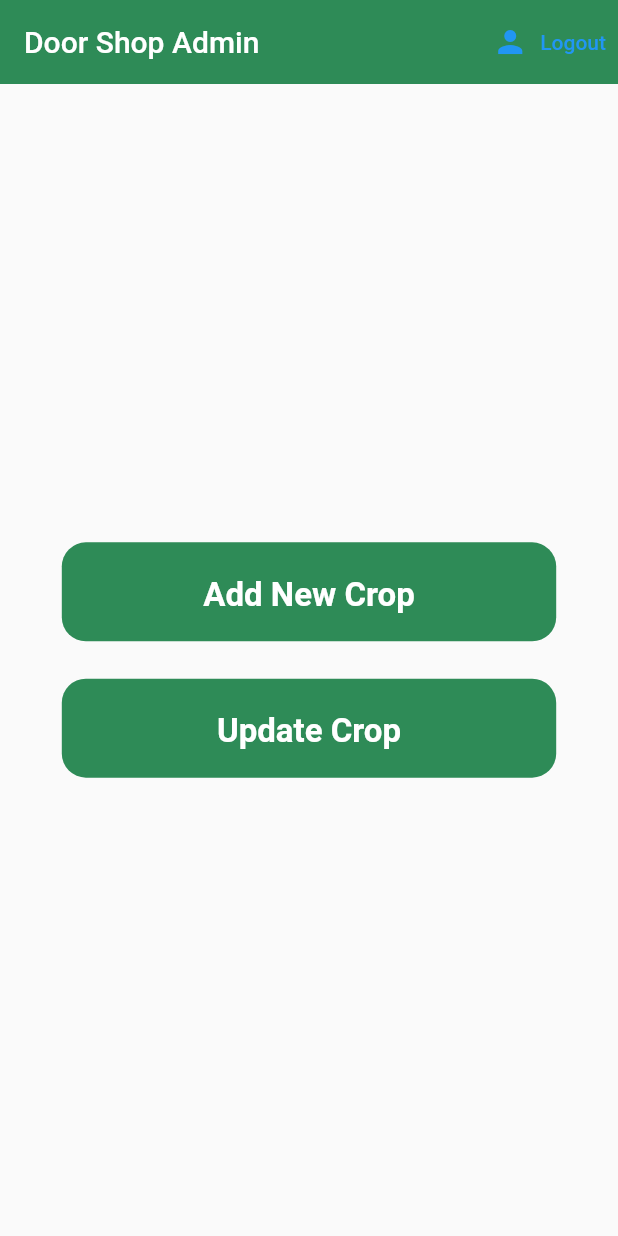
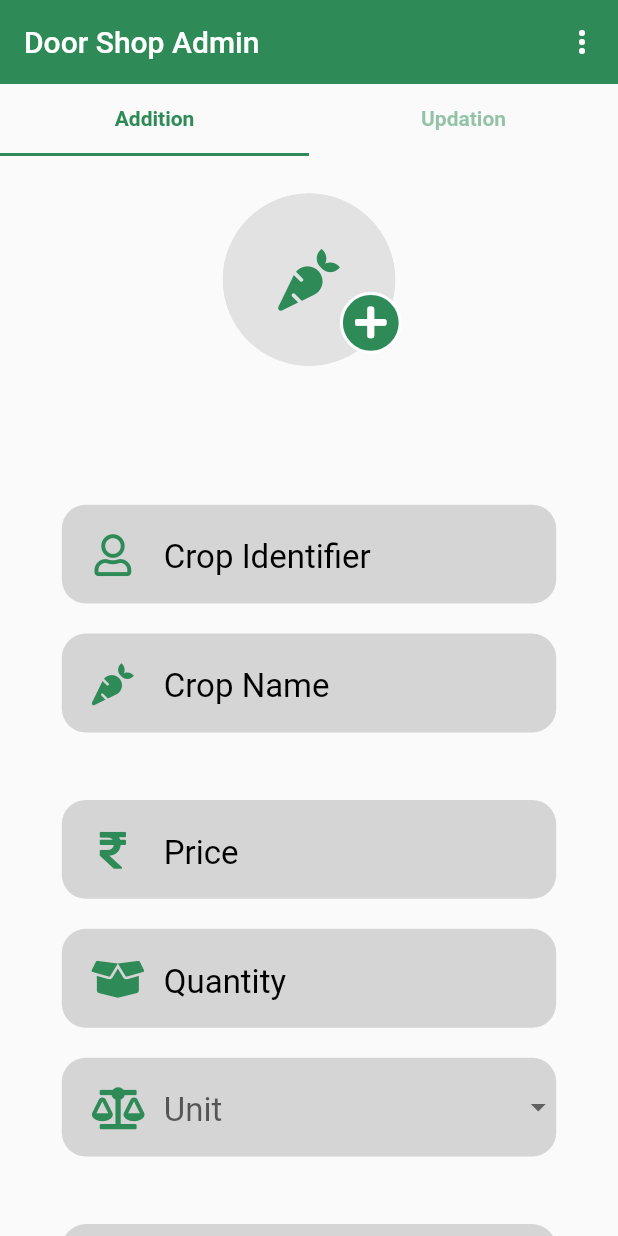
Before and after one commit to divy2209/door_shop_admin, a Flutter app: the screen it shows once a user with an empty profile is signed in, on a phone screen of 412 x 824 dp. Run offline on Flutter 3.47's test engine with Material 2 defaults, Android fonts, the phone set to English and light mode, and no system bars; our stand-ins replace cloud_firestore, firebase_auth, firebase_core, flutter_spinkit, font_awesome_flutter, shared_preferences and 1 more; accounts and stored records are empty.

Commit message:
home page
popup menu for logout, tab bar sections for addition and updation, and complete addition section except pic upload

```diff
--- a/lib/screens/home.dart
+++ b/lib/screens/home.dart
@@ -1,8 +1,9 @@
-import 'package:door_shop_admin/screens/addition.dart';
-import 'package:door_shop_admin/screens/updation.dart';
 import 'package:door_shop_admin/services/admin_autherization/authorization.dart';
+import 'package:door_shop_admin/services/text_field_data.dart';
 import 'package:door_shop_admin/services/utility.dart';
+import 'package:door_shop_admin/widgets/addition.dart';
 import 'package:door_shop_admin/widgets/loading.dart';
+import 'package:door_shop_admin/widgets/updation.dart';
 import 'package:flutter/material.dart';
 
 // TODO: make a add page for vegetables and update page to update the pricing
@@ -18,67 +19,80 @@ class _HomeState extends State<Home> {
 
   @override
   Widget build(BuildContext context) {
-    Size size = MediaQuery.of(context).size;
-    return loading ? Loading() : Scaffold(
+    //Size size = MediaQuery.of(context).size;
+    return loading ? Loading() : GestureDetector(
+      onTap: () {
+        FocusScopeNode currentFocus = FocusScope.of(context);
+        if (!currentFocus.hasPrimaryFocus && currentFocus.focusedChild != null) {
+          currentFocus.focusedChild.unfocus();
+        }
+      },
+      child: Scaffold(
         appBar: AppBar(
           backgroundColor: Palette.primaryColor,
           elevation: 0,
           title: Text('Door Shop Admin'),
           actions: [
-          TextButton.icon(
-            icon: Icon(Icons.person),
-            label: Text('Logout'),
-            onPressed: () async {
+            PopupMenuButton<int>(
+              itemBuilder: (context) => [
+                PopupMenuItem<int>(
+                  value: 0,
+                  child: Row(
+                    children: [
+                      Icon(
+                        Icons.logout,
+                        color: Colors.red,
+                      ),
+                      const SizedBox(
+                        width: 6,
+                      ),
+                      Text('Logout')
+                    ],
+                  ),
+                )
+              ],
+              onSelected: (item) async {
+                Future.delayed(const Duration(seconds: 1),() async {
+                  if(item == 0){
                     setState(() {
                       loading = true;
                     });
                     await _authorization.signOut();
+                    TextFieldData.clear();
+                  }
+                });
               },
+            ),
+          ],
+        ),
+        body: DefaultTabController(
+          length: 2,
+          child: Column(
+            children: [
+              TabBar(
+                tabs: [
+                  Tab(
+                    text: 'Addition',
+                  ),
+                  Tab(
+                    text: 'Updation',
+                  )
+                ],
+                indicatorColor: Palette.primaryColor,
+                labelColor: Palette.primaryColor,
+                unselectedLabelColor: Palette.primaryColor.withOpacity(0.5),
+                labelStyle: TextStyle(fontWeight: FontWeight.bold),
+              ),
+              Expanded(
+                child: TabBarView(
+                  children: [
+                    Addition(),
+                    Updation()
+                  ],
+                ),
               )
             ],
           ),
-      body: Center(
-        child: Column(
-          mainAxisAlignment: MainAxisAlignment.center,
-          children: [
-            Container(
-              height: size.height * 0.08,
-              width: size.width * 0.8,
-              decoration: Palette.buttonBoxDecoration,
-              child: TextButton(
-                onPressed: (){
-                  Navigator.push(
-                    context,
-                    MaterialPageRoute(builder: (context) => CropAddition())
-                  );
-                },
-                child: Text(
-                  'Add New Crop',
-                  style: Palette.buttonTextStyle,
-                ),
-              ),
-            ),
-            SizedBox(
-              height: 25,
-            ),
-            Container(
-              height: size.height * 0.08,
-              width: size.width * 0.8,
-              decoration: Palette.buttonBoxDecoration,
-              child: TextButton(
-                onPressed: (){
-                  Navigator.push(
-                    context,
-                    MaterialPageRoute(builder: (context) => CropUpdation())
-                  );
-                },
-                child: Text(
-                  'Update Crop',
-                  style: Palette.buttonTextStyle,
-                ),
-              ),
-            ),
-          ],
         ),
       ),
     );
--- a/lib/screens/login.dart
+++ b/lib/screens/login.dart
@@ -64,11 +64,11 @@ class _LoginPageState extends State<LoginPage> {
                         inputAction: TextInputAction.next,
                         inputType: TextInputType.emailAddress,
                         icon: FontAwesomeIcons.envelope,
-                        hintText: 'Email',
+                        hintText: TextFieldHint.email,
                         controller: _emailController,
                       ),
                       InputField(
-                        hintText: 'Password',
+                        hintText: TextFieldHint.password,
                         icon: FontAwesomeIcons.lock,
                         inputAction: TextInputAction.done,
                         isObscure: true,
@@ -83,8 +83,8 @@ class _LoginPageState extends State<LoginPage> {
                         decoration: Palette.buttonBoxDecoration,
                         child: TextButton(
                           onPressed: () async {
-                            email = DoorShopAdmin.sharedPreferences.getString('email');
-                            password = DoorShopAdmin.sharedPreferences.getString('password');
+                            email = DoorShopAdmin.sharedPreferences.getString(DoorShopAdmin.email);
+                            password = DoorShopAdmin.sharedPreferences.getString(DoorShopAdmin.password);
                             String showError = CredentialValidation().loginValidation(email: email, password: password);
                             if(showError == null){
                               setState(() {
--- a/lib/services/config.dart
+++ b/lib/services/config.dart
@@ -3,11 +3,32 @@ import 'package:shared_preferences/shared_preferences.dart';
 class DoorShopAdmin {
   static SharedPreferences sharedPreferences;
 
-  static final String userProfile = 'profile';
-
-  //static final String name = 'name';
-  //static final String userID = 'uid';
   static final String email = 'email';
   static final String password = 'password';
-  //static final String phone = 'phone number';
+
+  static final String addIdentifier = 'a_uid';
+  static final String addCropName = 'a_name';
+  static final String addPrice = 'a_price';
+  static final String addQuantity = 'a_quantity';
+  static final String addUnit = 'a_unit';
+  static final String addDiscount = 'a_discount';
+
+  static final String updateIdentifier = 'u_uid';
+  static final String updateCropName = 'u_name';
+  static final String updatePrice = 'u_price';
+  static final String updateQuantity = 'u_quantity';
+  static final String updateUnit = 'u_unit';
+  static final String updateDiscount = 'u_discount';
 }
+
+class TextFieldHint {
+  static final String identifier = 'Crop Identifier';
+  static final String cropName = 'Crop Name';
+  static final String price = 'Price';
+  static final String quantity = 'Quantity';
+  static final String unit = 'Unit';
+  static final String discount = 'Discount';
+
+  static final String email = 'Email';
+  static final String password = 'Password';
+}
--- a/lib/services/crop_profiling/crop_data.dart
+++ b/lib/services/crop_profiling/crop_data.dart
@@ -9,13 +9,14 @@ class CropDatabase {
   final CollectionReference crop = FirebaseFirestore.instance.collection('crops');
   dynamic rupee = FontAwesomeIcons.rupeeSign;
 
-  Future addupdateCropData({String identifier, String name, int price, String perUnit, int quantity}) async {
+  Future addupdateCropData({String identifier, String name, int price, String perUnit, int quantity, int discount}) async {
     return await crop.doc(identifier).set({
       'crop uid': identifier,
       'crop name': name,
       'price $rupee': price,
       'quantity': quantity,
-      'pricing and quantity unit': perUnit
+      'pricing and quantity unit': perUnit,
+      'discount': discount,
     });
   }
 
--- /dev/null
+++ b/lib/services/text_field_data.dart
@@ -0,0 +1,27 @@
+import 'package:door_shop_admin/services/config.dart';
+
+class TextFieldData {
+  static void save(String hintText, dynamic value){
+    if(hintText == TextFieldHint.email){
+      DoorShopAdmin.sharedPreferences.setString(DoorShopAdmin.email, value.trim());
+    } else if(hintText == TextFieldHint.password){
+      DoorShopAdmin.sharedPreferences.setString(DoorShopAdmin.password, value);
+    } else if(hintText == TextFieldHint.identifier){
+      DoorShopAdmin.sharedPreferences.setString(DoorShopAdmin.addIdentifier, value.trim());
+    } else if(hintText == TextFieldHint.cropName){
+      DoorShopAdmin.sharedPreferences.setString(DoorShopAdmin.addCropName, value.trim());
+    } else if(hintText == TextFieldHint.price){
+      DoorShopAdmin.sharedPreferences.setString(DoorShopAdmin.addPrice, value.trim());
+    } else if(hintText == TextFieldHint.quantity){
+      DoorShopAdmin.sharedPreferences.setString(DoorShopAdmin.addQuantity, value.trim());
+    } else if(hintText == TextFieldHint.unit){
+      DoorShopAdmin.sharedPreferences.setString(DoorShopAdmin.addUnit, value.trim());
+    } else if(hintText == TextFieldHint.discount){
+      DoorShopAdmin.sharedPreferences.setString(DoorShopAdmin.addDiscount, value.trim());
+    }
+  }
+
+  static void clear(){
+    DoorShopAdmin.sharedPreferences.clear();
+  }
+}
--- /dev/null
+++ b/lib/widgets/addition.dart
@@ -0,0 +1,196 @@
+import 'dart:ui';
+
+import 'package:door_shop_admin/services/config.dart';
+import 'package:door_shop_admin/services/crop_profiling/crop_data.dart';
+import 'package:door_shop_admin/services/text_field_data.dart';
+import 'package:door_shop_admin/services/utility.dart';
+import 'package:door_shop_admin/widgets/text_field.dart';
+import 'package:flutter/material.dart';
+import 'package:flutter/services.dart';
+import 'package:font_awesome_flutter/font_awesome_flutter.dart';
+
+import 'drop_down_field.dart';
+
+class Addition extends StatelessWidget {
+
+  static String identifier;
+  static String cropName;
+  static int price;
+  static int quantity;
+  static String unit;
+  static int discount;
+
+  _retrieve(){
+    identifier = DoorShopAdmin.sharedPreferences.getString(DoorShopAdmin.addIdentifier);
+    cropName = DoorShopAdmin.sharedPreferences.getString(DoorShopAdmin.addCropName);
+    price = int.tryParse(DoorShopAdmin.sharedPreferences.getString(DoorShopAdmin.addPrice));
+    quantity = int.tryParse(DoorShopAdmin.sharedPreferences.getString(DoorShopAdmin.addQuantity));
+    unit = DoorShopAdmin.sharedPreferences.getString(DoorShopAdmin.addUnit);
+    discount = int.tryParse(DoorShopAdmin.sharedPreferences.getString(DoorShopAdmin.addDiscount));
+  }
+  final _identifierTextController = TextEditingController();
+  final _nameTextController = TextEditingController();
+  final _priceTextController = TextEditingController();
+  final _quantityTextController = TextEditingController();
+  final _discountTextController = TextEditingController();
+
+  _clear(){
+    _discountTextController.clear();
+    _identifierTextController.clear();
+    _nameTextController.clear();
+    _priceTextController.clear();
+    _quantityTextController.clear();
+    TextFieldData.clear();
+  }
+
+  @override
+  Widget build(BuildContext context) {
+    Size size = MediaQuery.of(context).size;
+    return SingleChildScrollView(
+      child: Column(
+        children: [
+          SizedBox(height: size.height * 0.03),
+          Stack(
+            children: [
+              Center(
+                child: ClipOval(
+                  child: BackdropFilter(
+                    filter: ImageFilter.blur(sigmaX: 3, sigmaY: 3),
+                    child: CircleAvatar(
+                      radius: size.width * 0.14,
+                      backgroundColor: Colors.grey[400].withOpacity(0.4),
+                      child: Icon(
+                        FontAwesomeIcons.carrot,
+                        color: Palette.primaryColor,
+                        size: size.width * 0.1,
+                      ),
+                    ),
+                  ),
+                ),
+              ),
+              Positioned(
+                top: size.height * 0.08,
+                left: size.width * 0.55,
+                child: Container(
+                  height: size.width * 0.1,
+                  width: size.width * 0.1,
+                  decoration: BoxDecoration(
+                    color: Palette.primaryColor,
+                    shape: BoxShape.circle,
+                    border: Border.all(color: Colors.white, width: 2)
+                  ),
+                  child: Icon(
+                    FontAwesomeIcons.plus,
+                    color: Colors.white,
+                  ),
+                ),
+              )
+            ],
+          ),
+          SizedBox(height: size.height * 0.1,),
+          Form(
+            child: Column(
+              children: [
+                InputField(
+                  controller: _identifierTextController,
+                  hintText: TextFieldHint.identifier,
+                  icon: FontAwesomeIcons.user,
+                  color: Palette.primaryColor,
+                  textColor: Colors.black,
+                  inputType: TextInputType.text,
+                  inputAction: TextInputAction.next,
+                  inputFormat: FilteringTextInputFormatter.allow(RegExp(r"[a-zA-Z]")),
+                ),
+                InputField(
+                  controller: _nameTextController,
+                  hintText: TextFieldHint.cropName,
+                  icon: FontAwesomeIcons.carrot,
+                  color: Palette.primaryColor,
+                  textColor: Colors.black,
+                  inputType: TextInputType.name,
+                  inputAction: TextInputAction.next,
+                  inputFormat: FilteringTextInputFormatter.allow(RegExp(r"[a-zA-Z]+|\s")),
+                ),
+                SizedBox(height: 25),
+                InputField(
+                  controller: _priceTextController,
+                  hintText: TextFieldHint.price,
+                  icon: FontAwesomeIcons.rupeeSign,
+                  color: Palette.primaryColor,
+                  textColor: Colors.black,
+                  inputType: TextInputType.number,
+                  inputAction: TextInputAction.next,
+                ),
+                InputField(
+                  controller: _quantityTextController,
+                  hintText: TextFieldHint.quantity,
+                  icon: FontAwesomeIcons.boxOpen,
+                  color: Palette.primaryColor,
+                  textColor: Colors.black,
+                  inputType: TextInputType.number,
+                  inputAction: TextInputAction.done,
+                ),
+                DropDownField(),
+                SizedBox(height: 25),
+                InputField(
+                  controller: _discountTextController,
+                  hintText: TextFieldHint.discount,
+                  icon: FontAwesomeIcons.percentage,
+                  color: Palette.primaryColor,
+                  textColor: Colors.black,
+                  inputAction: TextInputAction.next,
+                  inputType: TextInputType.number,
+                ),
+                Container(
+                  width: size.width,
+                  padding: EdgeInsets.only(left: 45),
+                  child: GestureDetector(
+                    onTap: (){
+                      _clear();
+                    },
+                    child: Text(
+                      'Clear Form',
+                      style: Palette.cropFormInputTextStyle.copyWith(fontSize: 15),
+                      textAlign: TextAlign.left,
+                    ),
+                  ),
+                ),
+                SizedBox(height: 25),
+                Container(
+                  height: size.height * 0.08,
+                  width: size.width * 0.8,
+                  decoration: Palette.buttonBoxDecoration,
+                  child: TextButton(
+                    onPressed: () async {
+                      _retrieve();
+                      String showError;
+                      if(identifier != null && cropName != null && price != null && quantity != null && unit != null){
+                        await CropDatabase().addupdateCropData(identifier: identifier, name: cropName, price: price, quantity: quantity, perUnit: unit, discount: discount);
+                        showError = '$identifier added in the database';
+                      } else {
+                        showError = 'Fields cannot be left empty';
+                      }
+                      ScaffoldMessenger.of(context).showSnackBar(
+                        SnackBar(
+                          content: Text(showError),
+                          backgroundColor: Palette.primaryColor.withOpacity(0.4),
+                          duration: Duration(seconds: 5),
+                        )
+                      );
+                      _clear();
+                    },
+                    child: Text(
+                      'Add Crop',
+                      style: Palette.buttonTextStyle,
+                    ),
+                  ),
+                ),
+                SizedBox(height: 25,)
+              ],
+            ),
+          ),
+        ],
+      ),
+    );
+  }
+}
--- /dev/null
+++ b/lib/widgets/drop_down_field.dart
@@ -0,0 +1,53 @@
+import 'package:door_shop_admin/services/config.dart';
+import 'package:door_shop_admin/services/text_field_data.dart';
+import 'package:door_shop_admin/services/utility.dart';
+import 'package:flutter/material.dart';
+import 'package:font_awesome_flutter/font_awesome_flutter.dart';
+
+class DropDownField extends StatelessWidget {
+  static String unit;
+  final List<String> unitList = ['per Kg', 'per 250 grams', 'per 500 grams'];
+
+  @override
+  Widget build(BuildContext context) {
+    Size size = MediaQuery.of(context).size;
+    return Padding(
+      padding: const EdgeInsets.symmetric(vertical: 10),
+      child: Container(
+        height: size.height * 0.08,
+        width: size.width * 0.8,
+        decoration: Palette.textBoxDeco,
+        child: Center(
+          child: DropdownButtonFormField(
+            focusColor: Palette.primaryColor,
+            style: Palette.cropFormInputTextStyle.copyWith(color: Colors.black),
+            decoration: InputDecoration(
+
+              border: InputBorder.none,
+              prefixIcon: Padding(
+                padding: EdgeInsets.symmetric(horizontal: 20),
+                child: Icon(
+                  FontAwesomeIcons.balanceScale,
+                  size: 28,
+                  color: Palette.primaryColor,
+                ),
+              ),
+              hintText: TextFieldHint.unit,
+              hintStyle: Palette.cropFormInputTextStyle.copyWith(color: Colors.black)
+            ),
+            value: unit,
+            items: unitList.map((value){
+              return DropdownMenuItem(
+                value: value,
+                child: Text(value),
+              );
+            }).toList(),
+            onChanged: (value){
+              TextFieldData.save(TextFieldHint.unit, value);
+            },
+          ),
+        ),
+      ),
+    );
+  }
+}
--- a/lib/widgets/text_field.dart
+++ b/lib/widgets/text_field.dart
@@ -1,4 +1,4 @@
-import 'package:door_shop_admin/services/config.dart';
+import 'package:door_shop_admin/services/text_field_data.dart';
 import 'package:door_shop_admin/services/utility.dart';
 import 'package:flutter/material.dart';
 import 'package:flutter/services.dart';
@@ -12,18 +12,20 @@ class InputField extends StatelessWidget {
   final IconData icon;
   final String hintText;
   final FilteringTextInputFormatter inputFormat;
-  final dynamic arr;
+  final Color color;
+  final Color textColor;
 
   const InputField({
     Key key,
-    @required this.isObscure,
+    this.isObscure,
     @required this.inputAction,
     this.inputType,
     @required this.controller,
     @required this.icon,
     @required this.hintText,
     this.inputFormat,
-    this.arr,
+    this.color,
+    this.textColor
   }) : super(key: key);
 
   @override
@@ -45,21 +47,17 @@ class InputField extends StatelessWidget {
                     child: Icon(
                       icon,
                       size: 28,
-                      color: Colors.white,
+                      color: color ?? Colors.white,
                     ),
                   ),
                   hintText: hintText,
-                  hintStyle: Palette.loginTextStyle
+                  hintStyle: Palette.loginTextStyle.copyWith(color: textColor ?? Colors.white)
               ),
               onChanged: (value){
-                if(hintText == 'Email'){
-                  DoorShopAdmin.sharedPreferences.setString(DoorShopAdmin.email, value.trim());
-                } else if(hintText == 'Password'){
-                  DoorShopAdmin.sharedPreferences.setString(DoorShopAdmin.password, value);
-                }
+                TextFieldData.save(hintText, value);
               },
-              style: Palette.loginTextStyle,
-              obscureText: isObscure,
+              style: Palette.loginTextStyle.copyWith(color: textColor ?? Colors.white),
+              obscureText: isObscure ?? false,
               keyboardType: inputType,
               textInputAction: inputAction,
               inputFormatters: [inputFormat ?? FilteringTextInputFormatter.singleLineFormatter],
--- /dev/null
+++ b/lib/widgets/updation.dart
@@ -0,0 +1,9 @@
+import 'package:flutter/material.dart';
+
+class Updation extends StatelessWidget {
+
+  @override
+  Widget build(BuildContext context) {
+    return Text("Updation");
+  }
+}
```
Lines whose indentation alone changed are shown as unchanged.
